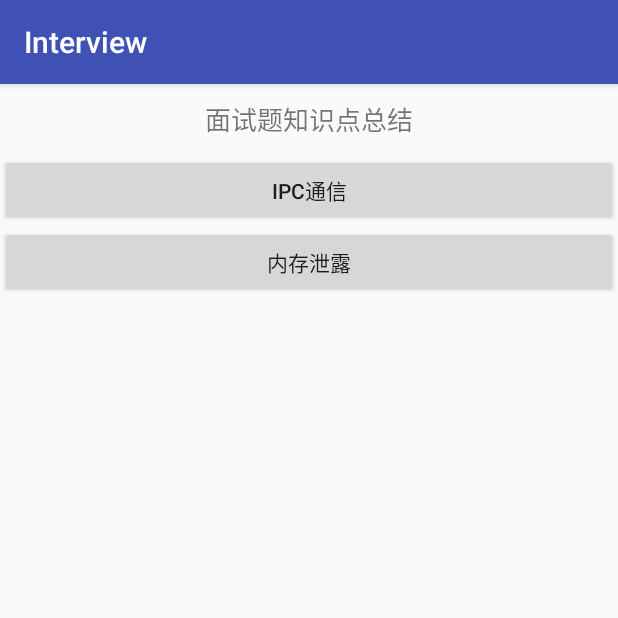
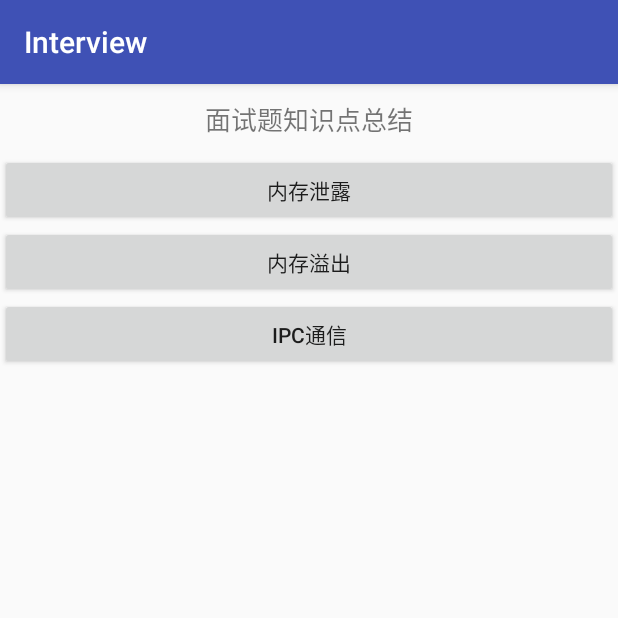
Before and after one commit to Andylove1314/Interviews, an Android app: the screen it shows after launch (MainActivity), on a phone screen of 412 x 824 dp, the top half of it. Run offline under Robolectric (Android 15) with nearby library versions, the phone set to English and light mode, and no system bars.

Commit message:
android内存分配，及溢出

```diff
--- a/app/src/main/java/com/andylove/interview/MainActivity.kt
+++ b/app/src/main/java/com/andylove/interview/MainActivity.kt
@@ -3,10 +3,9 @@ package com.andylove.interview
 import android.content.Intent
 import android.os.Bundle
 import android.support.v7.app.AppCompatActivity
-import com.andylove.interview.R.id.interview_ipc
-import com.andylove.interview.R.id.interview_leak
 import com.andylove.interview.ipc.IPCActivity
 import com.andylove.interview.leak.LeakActivity
+import com.andylove.interview.oom.OomActivity
 import kotlinx.android.synthetic.main.activity_main.*
 
 class MainActivity : AppCompatActivity() {
@@ -21,5 +20,9 @@ class MainActivity : AppCompatActivity() {
             startActivity(Intent(this@MainActivity, LeakActivity::class.java))
         }
 
+        interview_oom?.setOnClickListener {
+            startActivity(Intent(this@MainActivity, OomActivity::class.java))
+        }
+
     }
 }
--- a/app/src/main/res/layout/activity_main.xml
+++ b/app/src/main/res/layout/activity_main.xml
@@ -15,12 +15,6 @@
         android:textSize="17sp"
         android:padding="10dip"/>
 
-    <Button
-        android:id="@+id/interview_ipc"
-        android:layout_width="match_parent"
-        android:layout_height="wrap_content"
-        android:text="IPC通信"/>
-
 
     <Button
         android:id="@+id/interview_leak"
@@ -28,4 +22,18 @@
         android:layout_height="wrap_content"
         android:text="内存泄露"/>
 
+
+    <Button
+        android:id="@+id/interview_oom"
+        android:layout_width="match_parent"
+        android:layout_height="wrap_content"
+        android:text="内存溢出"/>
+
+
+    <Button
+        android:id="@+id/interview_ipc"
+        android:layout_width="match_parent"
+        android:layout_height="wrap_content"
+        android:text="IPC通信"/>
+
 </LinearLayout>
```
Also changed, not shown: app/src/main/AndroidManifest.xml (+6 -3 lines), app/src/main/java/com/andylove/interview/oom/OomActivity.java (added, +19 -0 lines), 1 other file.
